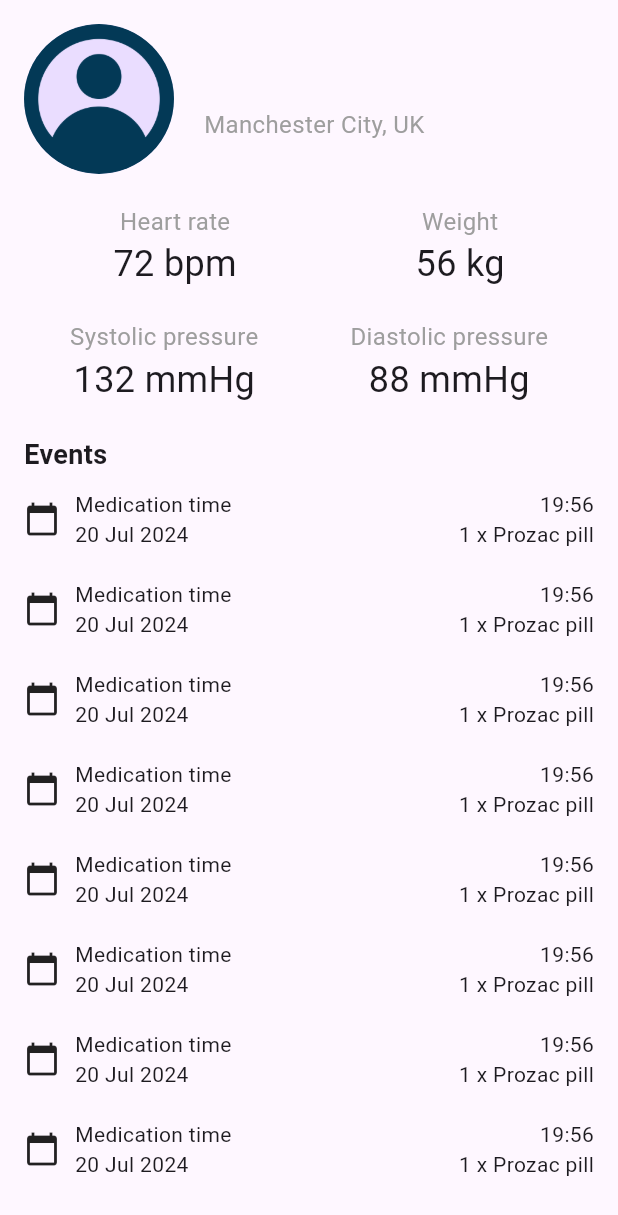
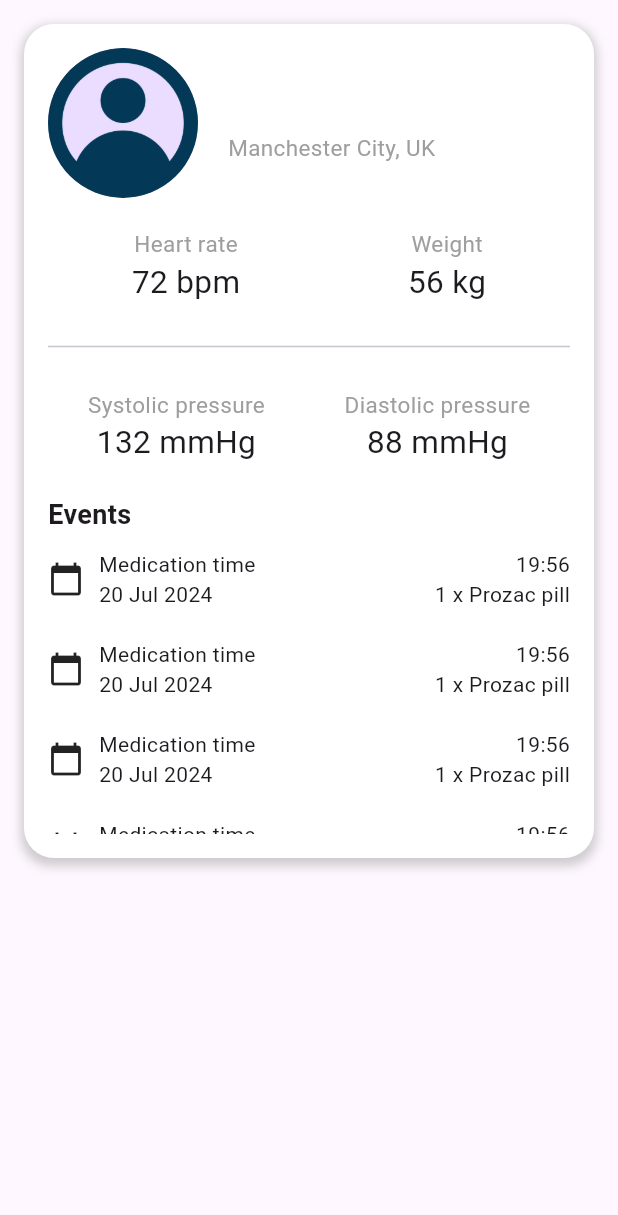
Before and after one commit to ioopl/health_care_admin, a Flutter app: the PatientDetails widget shown alone on an empty page, opened directly with empty values, on a phone screen of 412 x 824 dp. Shown: the top 1215 px of the screen. Run offline on Flutter 3.47's test engine with Material 3 defaults, Android fonts, the phone set to English and light mode, and no system bars.

Commit message:
Updated PatientDetails by adding the SingleChildScrollView around the Column to handle overall content scrolling. Wrapped the ListView in a SizedBox with a fixed height of 200.

```diff
--- a/lib/main.dart
+++ b/lib/main.dart
@@ -1,17 +1,21 @@
 import 'package:flutter/material.dart';
 
-void main() => runApp(AdminViewApp());
+void main() => runApp(const AdminViewApp());
 
 class AdminViewApp extends StatelessWidget {
+  const AdminViewApp({super.key});
+
   @override
   Widget build(BuildContext context) {
-    return MaterialApp(
+    return const MaterialApp(
       home: AdminViewScreen(),
     );
   }
 }
 
 class AdminViewScreen extends StatefulWidget {
+  const AdminViewScreen({super.key});
+
   @override
   _AdminViewScreenState createState() => _AdminViewScreenState();
 }
@@ -38,7 +42,7 @@ class _AdminViewScreenState extends State<AdminViewScreen> {
     return Scaffold(
       body: Column(
         children: [
-          HeaderLogoView(),
+          const HeaderLogoView(),
           Expanded(
             child: Row(
               children: [
@@ -51,8 +55,8 @@ class _AdminViewScreenState extends State<AdminViewScreen> {
                     selectedPatient: _selectedPatient,
                   )
                       : _selectedIndex == 0
-                      ? DevicesView()
-                      : EmptyView(),
+                      ? const DevicesView()
+                      : const EmptyView(),
                 ),
                 if (_selectedIndex == 2)
                   Expanded(
@@ -140,7 +144,7 @@ class PatientList extends StatelessWidget {
             child: TextField(
               decoration: InputDecoration(
                 hintText: 'Search for a patient',
-                prefixIcon: Icon(Icons.search),
+                prefixIcon: const Icon(Icons.search),
                 border: OutlineInputBorder(
                   borderRadius: BorderRadius.circular(20),
                 ),
@@ -180,69 +184,31 @@ class PatientList extends StatelessWidget {
   }
 }
 
+class PatientDetails extends StatelessWidget {
 
-// class PatientList extends StatelessWidget {
-//   final Function(String) onPatientSelected;
-//   final String? selectedPatient;
-//
-//   PatientList({required this.onPatientSelected, required this.selectedPatient});
-//
-//   @override
-//   Widget build(BuildContext context) {
-//     return Container(
-//       decoration: BoxDecoration(
-//         color: Colors.grey[200],
-//         borderRadius: BorderRadius.circular(40), // Adjust the value as needed
-//       ),
-//       child: Column(
-//         children: [
-//           Padding(
-//             padding: const EdgeInsets.all(16.0),
-//             child: TextField(
-//               decoration: InputDecoration(
-//                 hintText: 'Search for a patient',
-//                 prefixIcon: Icon(Icons.search),
-//                 border: OutlineInputBorder(
-//                   borderRadius: BorderRadius.circular(20),
-//                 ),
-//                 filled: true,
-//                 fillColor: Colors.white,
-//               ),
-//             ),
-//           ),
-//           Expanded(
-//             child: ListView(
-//               children: List.generate(7, (index) {
-//                 String patient = 'Patient Name $index';
-//                 bool isSelected = patient == selectedPatient;
-//                 return ListTile(
-//                   leading: const CircleAvatar(
-//                     backgroundImage: AssetImage('assets/images/profile3.png'), // Patient image
-//                   ),
-//                   title: Text(patient),
-//                   subtitle: const Text('Manchester City, UK'),
-//                   selected: isSelected,
-//                   selectedTileColor: Colors.pink[50],
-//                   onTap: () => onPatientSelected(patient),
-//                 );
-//               }),
-//             ),
-//           ),
-//         ],
-//       ),
-//     );
-//   }
-// }
-
-class PatientDetails extends StatelessWidget {
   final String patient;
 
-  PatientDetails({required this.patient});
+  const PatientDetails({super.key, required this.patient});
 
   @override
   Widget build(BuildContext context) {
     return Padding(
       padding: const EdgeInsets.all(16.0),
+      child: Container(
+        decoration: BoxDecoration(
+          color: Colors.white,
+          borderRadius: BorderRadius.circular(20), // Adjust the radius as needed
+          boxShadow: [
+            BoxShadow(
+              color: Colors.grey.withOpacity(0.5),
+              spreadRadius: 2,
+              blurRadius: 5,
+              offset: const Offset(0, 3), // changes position of shadow
+            ),
+          ],
+        ),
+        padding: const EdgeInsets.all(16.0),
+        child: SingleChildScrollView( // Added SingleChildScrollView here
           child: Column(
             crossAxisAlignment: CrossAxisAlignment.start,
             children: [
@@ -250,62 +216,66 @@ class PatientDetails extends StatelessWidget {
                 children: [
                   const CircleAvatar(
                     radius: 50,
-                backgroundImage: AssetImage('assets/images/profile.png'), // Detail image
+                    backgroundImage: AssetImage('assets/images/profile.png'), // Patient image
                   ),
-              SizedBox(width: 20),
+                  const SizedBox(width: 20),
                   Column(
                     crossAxisAlignment: CrossAxisAlignment.start,
                     children: [
-                  Text(patient, style: TextStyle(fontSize: 24, fontWeight: FontWeight.bold)),
-                  Text('Manchester City, UK', style: TextStyle(fontSize: 16, color: Colors.grey)),
+                      Text(patient, style: const TextStyle(fontSize: 23, fontWeight: FontWeight.bold)),// Patient Name
+                      const Text('Manchester City, UK', style: TextStyle(fontSize: 15, color: Colors.grey)), // Patient Location
                     ],
                   ),
                 ],
               ),
-          SizedBox(height: 20),
-          Row(
+              const SizedBox(height: 20),
+              const Row(
                 mainAxisAlignment: MainAxisAlignment.spaceAround,
                 children: [
                   Column(
                     children: [
-                  Text('Heart rate', style: TextStyle(fontSize: 16, color: Colors.grey)),
-                  Text('72 bpm', style: TextStyle(fontSize: 24)),
+                      Text('Heart rate', style: TextStyle(fontSize: 15, color: Colors.grey)), // Heart rate info
+                      Text('72 bpm', style: TextStyle(fontSize: 21)),
                     ],
                   ),
                   Column(
                     children: [
-                  Text('Weight', style: TextStyle(fontSize: 16, color: Colors.grey)),
-                  Text('56 kg', style: TextStyle(fontSize: 24)),
+                      Text('Weight', style: TextStyle(fontSize: 15, color: Colors.grey)), // Weight Info
+                      Text('56 kg', style: TextStyle(fontSize: 21)),
                     ],
                   ),
                 ],
               ),
-          SizedBox(height: 20),
-          Row(
+              const SizedBox(height: 20),
+              const Divider(), // Added a divider
+              const SizedBox(height: 20),
+              const Row(
                 mainAxisAlignment: MainAxisAlignment.spaceAround,
                 children: [
                   Column(
                     children: [
-                  Text('Systolic pressure', style: TextStyle(fontSize: 16, color: Colors.grey)),
-                  Text('132 mmHg', style: TextStyle(fontSize: 24)),
+                      Text('Systolic pressure', style: TextStyle(fontSize: 15, color: Colors.grey)), // Systolic pressure info
+                      Text('132 mmHg', style: TextStyle(fontSize: 21)),
                     ],
                   ),
                   Column(
                     children: [
-                  Text('Diastolic pressure', style: TextStyle(fontSize: 16, color: Colors.grey)),
-                  Text('88 mmHg', style: TextStyle(fontSize: 24)),
+                      Text('Diastolic pressure', style: TextStyle(fontSize: 15, color: Colors.grey)), // Diastolic pressure info
+                      Text('88 mmHg', style: TextStyle(fontSize: 21)),
                     ],
                   ),
                 ],
               ),
-          SizedBox(height: 20),
-          Text('Events', style: TextStyle(fontSize: 18, fontWeight: FontWeight.bold)),
-          Expanded(
+              const SizedBox(height: 20),
+              const Text('Events', style: TextStyle(fontSize: 18, fontWeight: FontWeight.bold)), // Events info
+              SizedBox(
+                height: 200, // Provide a fixed height to the ListView
                 child: ListView(
+                  shrinkWrap: true, // Added to ensure ListView does not take infinite height
                   children: List.generate(8, (index) {
                     return Container(
-                  padding: EdgeInsets.symmetric(vertical: 10),
-                  child: Row(
+                      padding: const EdgeInsets.symmetric(vertical: 10),
+                      child: const Row(
                         mainAxisAlignment: MainAxisAlignment.spaceBetween,
                         children: [
                           Row(
@@ -336,14 +306,19 @@ class PatientDetails extends StatelessWidget {
               ),
             ],
           ),
+        ),
+      ),
     );
   }
 }
 
+
 class EmptyView extends StatelessWidget {
+  const EmptyView({super.key});
+
   @override
   Widget build(BuildContext context) {
-    return Center(
+    return const Center(
       child: Text(
         'No Content Available',
         style: TextStyle(fontSize: 24, color: Colors.grey, fontWeight: FontWeight.bold),
@@ -353,6 +328,8 @@ class EmptyView extends StatelessWidget {
 }
 
 class DevicesView extends StatefulWidget {
+  const DevicesView({super.key});
+
   @override
   _DevicesViewState createState() => _DevicesViewState();
 }
```
Lines whose indentation alone changed are shown as unchanged.
